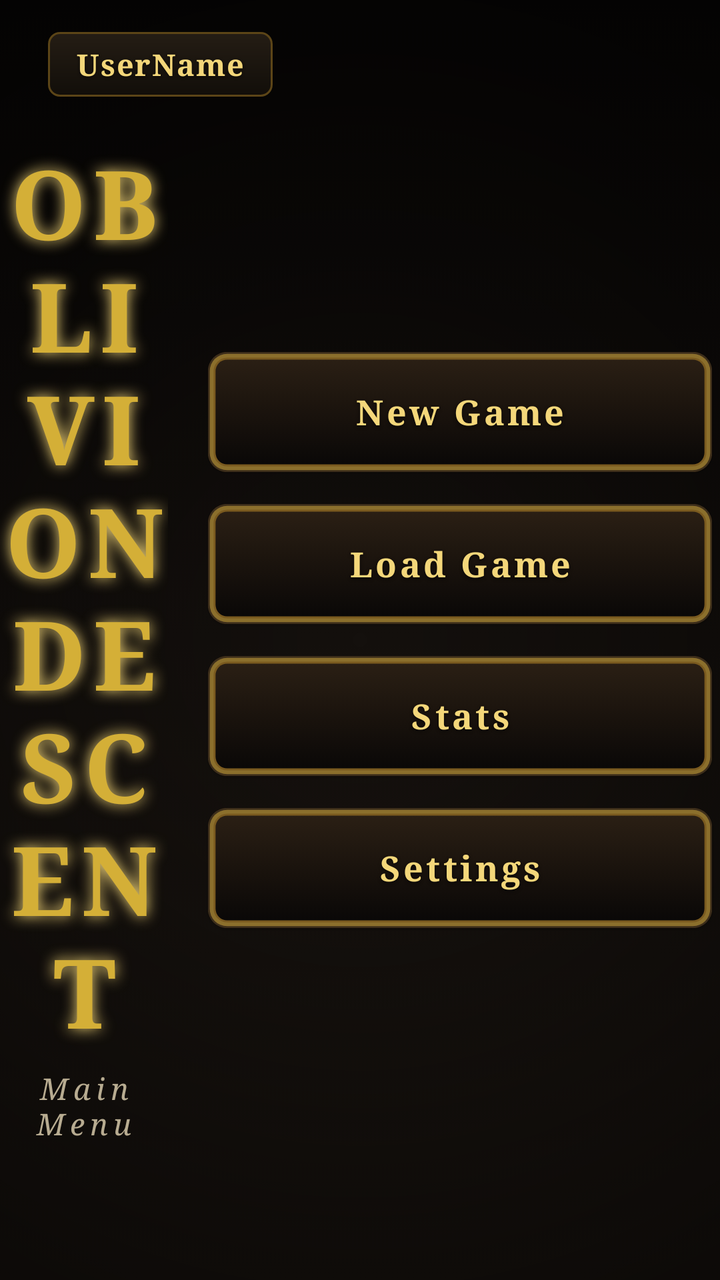
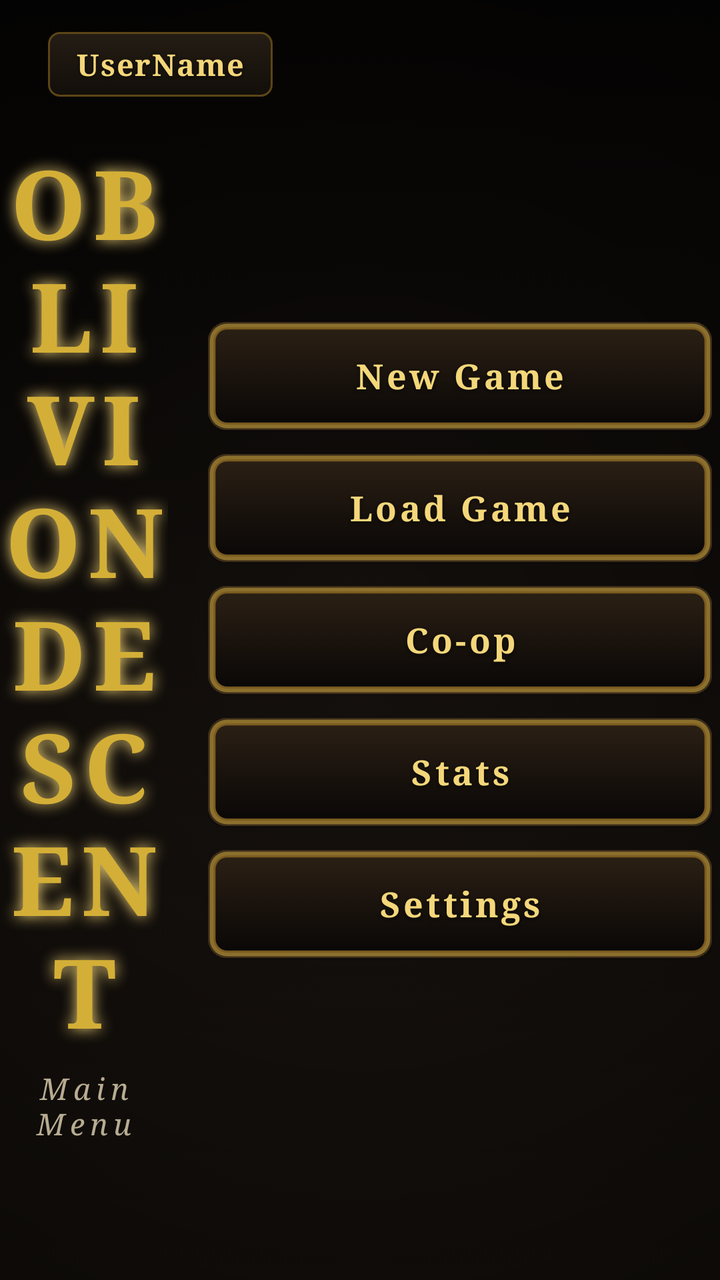

An Android layout rendered at two revisions. The XML below is the earlier revision; the diff shows what the commit changed to produce the second picture.
<!-- AndroidManifest.xml: activity theme Theme.MaterialComponents.DayNight.NoActionBar -->
<!-- res/layout/activity_menu.xml -->
<?xml version="1.0" encoding="utf-8"?>
<androidx.constraintlayout.widget.ConstraintLayout
    xmlns:android="http://schemas.android.com/apk/res/android"
    xmlns:app="http://schemas.android.com/apk/res-auto"
    xmlns:tools="http://schemas.android.com/tools"
    android:id="@+id/mainMenuLayout"
    android:layout_width="match_parent"
    android:layout_height="match_parent"
    android:background="@drawable/game_background">

    <View
        android:id="@+id/vignetteOverlay"
        android:layout_width="match_parent"
        android:layout_height="match_parent"
        android:background="@drawable/vignette_overlay"
        android:alpha="0.94"
        android:animation="@anim/slow_pulse" />

    <TextView
        android:id="@+id/tvUsername"
        android:layout_width="wrap_content"
        android:layout_height="wrap_content"
        android:text="UserName"
        android:textColor="@color/gold_glow"
        android:textSize="15sp"
        android:textStyle="bold"
        android:fontFamily="serif"
        android:letterSpacing="0.04"
        app:layout_constraintTop_toTopOf="parent"
        app:layout_constraintStart_toStartOf="parent"
        android:layout_marginTop="16dp"
        android:layout_marginStart="24dp"
        android:paddingStart="14dp"
        android:paddingEnd="14dp"
        android:paddingTop="6dp"
        android:paddingBottom="6dp"
        android:background="@drawable/hud_panel"
        android:shadowColor="@color/ink_shadow"
        android:shadowDx="0"
        android:shadowDy="1"
        android:shadowRadius="3" />

    <TextView
        android:id="@+id/GameTitleFront"
        android:layout_width="0dp"
        android:layout_height="wrap_content"
        android:text="Oblivion Descent"
        android:textAllCaps="true"
        android:textSize="48sp"
        android:textStyle="bold"
        android:fontFamily="serif"
        android:textColor="@color/gold_bright"
        android:gravity="center"
        android:letterSpacing="0.08"
        android:shadowColor="@color/gold_glow"
        android:shadowDx="0"
        android:shadowDy="0"
        android:shadowRadius="18"
        android:animation="@anim/glow_pulse"
        app:layout_constraintTop_toTopOf="parent"
        app:layout_constraintBottom_toTopOf="@+id/MainMenu"
        app:layout_constraintStart_toStartOf="parent"
        app:layout_constraintEnd_toStartOf="@+id/btn_new_game"
        app:layout_constraintVertical_chainStyle="packed"
        android:layout_marginEnd="16dp"
        tools:ignore="HardcodedText" />

    <TextView
        android:id="@+id/MainMenu"
        android:layout_width="0dp"
        android:layout_height="wrap_content"
        android:text="Main Menu"
        android:textSize="15sp"
        android:textStyle="italic"
        android:fontFamily="serif"
        android:textColor="@color/bone_dim"
        android:gravity="center"
        android:letterSpacing="0.18"
        android:animation="@anim/fade_in_delayed"
        app:layout_constraintTop_toBottomOf="@id/GameTitleFront"
        app:layout_constraintBottom_toBottomOf="parent"
        app:layout_constraintStart_toStartOf="@+id/GameTitleFront"
        app:layout_constraintEnd_toEndOf="@+id/GameTitleFront"
        android:layout_marginTop="6dp"
        tools:ignore="HardcodedText" />

    <com.google.android.material.button.MaterialButton
        android:id="@+id/btn_new_game"
        android:layout_width="260dp"
        android:layout_height="62dp"
        android:text="New Game"
        android:textAllCaps="false"
        android:textColor="@color/gold_glow"
        android:textSize="18sp"
        android:textStyle="bold"
        android:fontFamily="serif"
        android:letterSpacing="0.08"
        android:shadowColor="@color/ink_shadow"
        android:shadowDx="0"
        android:shadowDy="2"
        android:shadowRadius="4"
        app:backgroundTint="@null"
        android:background="@drawable/btn_login"
        android:stateListAnimator="@animator/button_elevation_anim"
        android:translationZ="6dp"
        app:layout_constraintVertical_chainStyle="packed"
        app:layout_constraintTop_toTopOf="parent"
        app:layout_constraintBottom_toTopOf="@+id/btn_load_game"
        app:layout_constraintEnd_toEndOf="parent"
        app:layout_constraintStart_toEndOf="@+id/GameTitleFront"
        android:layout_marginBottom="14dp"
        tools:ignore="HardcodedText" />

    <com.google.android.material.button.MaterialButton
        android:id="@+id/btn_load_game"
        android:layout_width="260dp"
        android:layout_height="62dp"
        android:text="Load Game"
        android:textAllCaps="false"
        android:textColor="@color/gold_glow"
        android:textSize="18sp"
        android:textStyle="bold"
        android:fontFamily="serif"
        android:letterSpacing="0.08"
        android:shadowColor="@color/ink_shadow"
        android:shadowDx="0"
        android:shadowDy="2"
        android:shadowRadius="4"
        app:backgroundTint="@null"
        android:background="@drawable/btn_login"
        android:stateListAnimator="@animator/button_elevation_anim"
        android:translationZ="6dp"
        app:layout_constraintTop_toBottomOf="@+id/btn_new_game"
        app:layout_constraintBottom_toTopOf="@+id/btn_stats"
        app:layout_constraintStart_toStartOf="@+id/btn_new_game"
        app:layout_constraintEnd_toEndOf="@+id/btn_new_game"
        android:layout_marginBottom="14dp"
        tools:ignore="HardcodedText" />

    <com.google.android.material.button.MaterialButton
        android:id="@+id/btn_stats"
        android:layout_width="260dp"
        android:layout_height="62dp"
        android:text="Stats"
        android:textAllCaps="false"
        android:textColor="@color/gold_glow"
        android:textSize="18sp"
        android:textStyle="bold"
        android:fontFamily="serif"
        android:letterSpacing="0.08"
        android:shadowColor="@color/ink_shadow"
        android:shadowDx="0"
        android:shadowDy="2"
        android:shadowRadius="4"
        app:backgroundTint="@null"
        android:background="@drawable/btn_login"
        android:stateListAnimator="@animator/button_elevation_anim"
        android:translationZ="6dp"
        app:layout_constraintTop_toBottomOf="@+id/btn_load_game"
        app:layout_constraintBottom_toTopOf="@+id/btn_settings"
        app:layout_constraintStart_toStartOf="@+id/btn_new_game"
        app:layout_constraintEnd_toEndOf="@+id/btn_new_game"
        android:layout_marginBottom="14dp"
        tools:ignore="HardcodedText" />

    <com.google.android.material.button.MaterialButton
        android:id="@+id/btn_settings"
        android:layout_width="260dp"
        android:layout_height="62dp"
        android:text="Settings"
        android:textAllCaps="false"
        android:textColor="@color/gold_glow"
        android:textSize="18sp"
        android:textStyle="bold"
        android:fontFamily="serif"
        android:letterSpacing="0.08"
        android:shadowColor="@color/ink_shadow"
        android:shadowDx="0"
        android:shadowDy="2"
        android:shadowRadius="4"
        app:backgroundTint="@null"
        android:background="@drawable/btn_login"
        android:stateListAnimator="@animator/button_elevation_anim"
        android:translationZ="6dp"
        app:layout_constraintTop_toBottomOf="@+id/btn_stats"
        app:layout_constraintBottom_toBottomOf="parent"
        app:layout_constraintStart_toStartOf="@+id/btn_new_game"
        app:layout_constraintEnd_toEndOf="@+id/btn_new_game"
        tools:ignore="HardcodedText" />

</androidx.constraintlayout.widget.ConstraintLayout>
<!-- resources referenced by this layout -->
<resources>
  <color name="bone_dim">#B8AC91</color>
  <color name="gold_bright">#D4AF37</color>
  <color name="gold_glow">#F4D77A</color>
  <color name="ink_shadow">#0A0807</color>
  <!-- drawable btn_login: vector/xml drawable (drawable, 3325 chars, omitted) -->
  <!-- drawable game_background (drawable) -->
  <?xml version="1.0" encoding="utf-8"?>
  <selector xmlns:android="http://schemas.android.com/apk/res/android">
      <item>
          <shape>
              <gradient
                  android:type="linear"
                  android:angle="270"
                  android:startColor="@color/bg_deepest"
                  android:centerColor="@color/bg_base"
                  android:endColor="@color/bg_surface"/>
          </shape>
      </item>
  </selector>
  <!-- drawable hud_panel (drawable) -->
  <?xml version="1.0" encoding="utf-8"?>
  <layer-list xmlns:android="http://schemas.android.com/apk/res/android">
  
      <item>
          <shape android:shape="rectangle">
              <solid android:color="@color/border_gold_inner"/>
              <corners android:radius="6dp"/>
          </shape>
      </item>
  
      <item android:left="1dp" android:top="1dp" android:right="1dp" android:bottom="1dp">
          <shape android:shape="rectangle">
              <gradient
                  android:type="linear"
                  android:angle="270"
                  android:startColor="#E61E1813"
                  android:endColor="#E60A0807"/>
              <corners android:radius="5dp"/>
          </shape>
      </item>
  
  </layer-list>
  <!-- drawable vignette_overlay (drawable) -->
  <?xml version="1.0" encoding="utf-8"?>
  <shape xmlns:android="http://schemas.android.com/apk/res/android">
      <gradient
          android:type="radial"
          android:gradientRadius="640dp"
          android:startColor="#00000000"
          android:centerColor="#88000000"
          android:endColor="#FF000000"
          android:centerX="0.5"
          android:centerY="0.5"/>
  </shape>
  <color name="bg_deepest">#0A0807</color>
  <color name="bg_base">#14100D</color>
  <color name="bg_surface">#1E1813</color>
  <color name="border_gold_inner">#5C4517</color>
</resources>

<!-- the commit's change to res/layout/activity_menu.xml (unified diff, before → after) -->
@@ -87,7 +87,7 @@
     <com.google.android.material.button.MaterialButton
         android:id="@+id/btn_new_game"
         android:layout_width="260dp"
-        android:layout_height="62dp"
+        android:layout_height="56dp"
         android:text="New Game"
         android:textAllCaps="false"
         android:textColor="@color/gold_glow"
@@ -108,13 +108,13 @@
         app:layout_constraintBottom_toTopOf="@+id/btn_load_game"
         app:layout_constraintEnd_toEndOf="parent"
         app:layout_constraintStart_toEndOf="@+id/GameTitleFront"
-        android:layout_marginBottom="14dp"
+        android:layout_marginBottom="10dp"
         tools:ignore="HardcodedText" />
 
     <com.google.android.material.button.MaterialButton
         android:id="@+id/btn_load_game"
         android:layout_width="260dp"
-        android:layout_height="62dp"
+        android:layout_height="56dp"
         android:text="Load Game"
         android:textAllCaps="false"
         android:textColor="@color/gold_glow"
@@ -131,16 +131,42 @@
         android:stateListAnimator="@animator/button_elevation_anim"
         android:translationZ="6dp"
         app:layout_constraintTop_toBottomOf="@+id/btn_new_game"
+        app:layout_constraintBottom_toTopOf="@+id/btn_coop"
+        app:layout_constraintStart_toStartOf="@+id/btn_new_game"
+        app:layout_constraintEnd_toEndOf="@+id/btn_new_game"
+        android:layout_marginBottom="10dp"
+        tools:ignore="HardcodedText" />
+
+    <com.google.android.material.button.MaterialButton
+        android:id="@+id/btn_coop"
+        android:layout_width="260dp"
+        android:layout_height="56dp"
+        android:text="Co-op"
+        android:textAllCaps="false"
+        android:textColor="@color/gold_glow"
+        android:textSize="18sp"
+        android:textStyle="bold"
+        android:fontFamily="serif"
+        android:letterSpacing="0.08"
+        android:shadowColor="@color/ink_shadow"
+        android:shadowDx="0"
+        android:shadowDy="2"
+        android:shadowRadius="4"
+        app:backgroundTint="@null"
+        android:background="@drawable/btn_login"
+        android:stateListAnimator="@animator/button_elevation_anim"
+        android:translationZ="6dp"
+        app:layout_constraintTop_toBottomOf="@+id/btn_load_game"
         app:layout_constraintBottom_toTopOf="@+id/btn_stats"
         app:layout_constraintStart_toStartOf="@+id/btn_new_game"
         app:layout_constraintEnd_toEndOf="@+id/btn_new_game"
-        android:layout_marginBottom="14dp"
+        android:layout_marginBottom="10dp"
         tools:ignore="HardcodedText" />
 
     <com.google.android.material.button.MaterialButton
         android:id="@+id/btn_stats"
         android:layout_width="260dp"
-        android:layout_height="62dp"
+        android:layout_height="56dp"
         android:text="Stats"
         android:textAllCaps="false"
         android:textColor="@color/gold_glow"
@@ -156,17 +182,17 @@
         android:background="@drawable/btn_login"
         android:stateListAnimator="@animator/button_elevation_anim"
         android:translationZ="6dp"
-        app:layout_constraintTop_toBottomOf="@+id/btn_load_game"
+        app:layout_constraintTop_toBottomOf="@+id/btn_coop"
         app:layout_constraintBottom_toTopOf="@+id/btn_settings"
         app:layout_constraintStart_toStartOf="@+id/btn_new_game"
         app:layout_constraintEnd_toEndOf="@+id/btn_new_game"
-        android:layout_marginBottom="14dp"
+        android:layout_marginBottom="10dp"
         tools:ignore="HardcodedText" />
 
     <com.google.android.material.button.MaterialButton
         android:id="@+id/btn_settings"
         android:layout_width="260dp"
-        android:layout_height="62dp"
+        android:layout_height="56dp"
         android:text="Settings"
         android:textAllCaps="false"
         android:textColor="@color/gold_glow"
